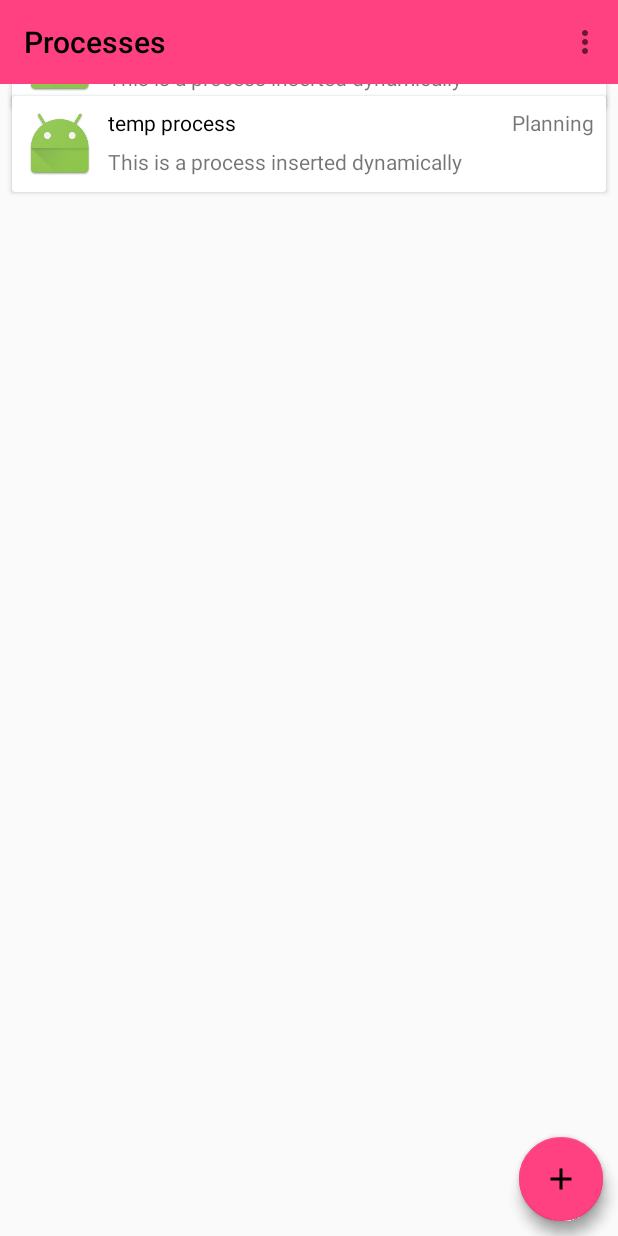
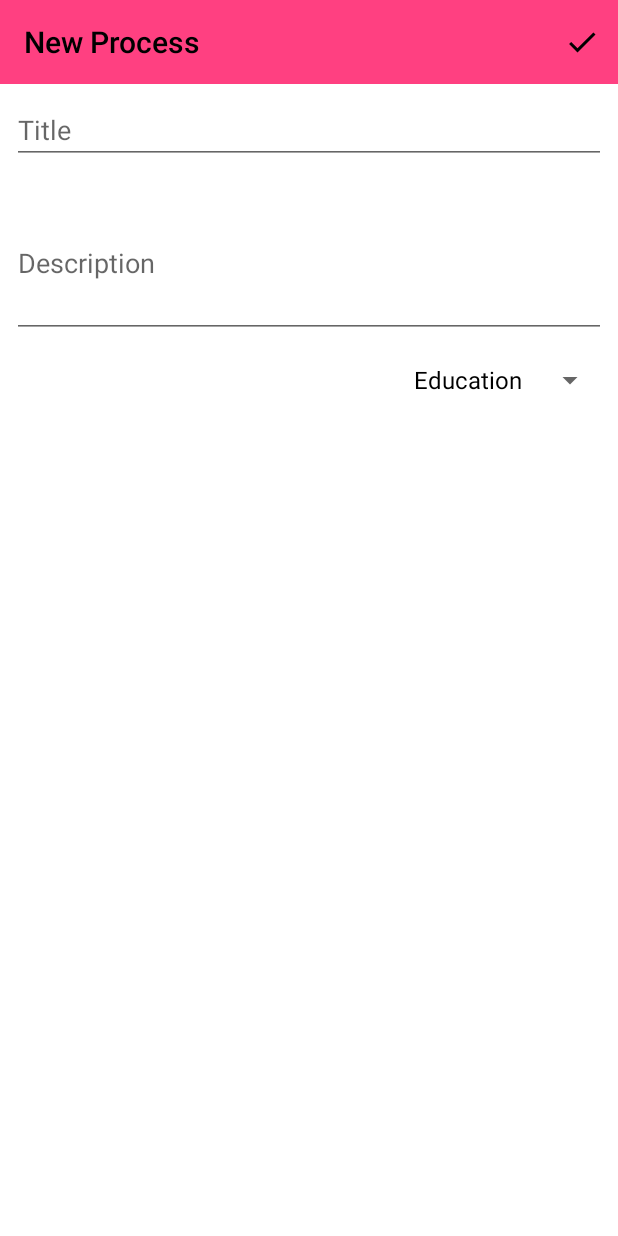
Before and after one commit to MaelstromDrift/ppm, an Android app: the fragment ProcessListFragment placed in its activity, after a tap on an icon or button, on a phone screen of 412 x 824 dp. Run offline under Robolectric (Android 15) with nearby library versions, the phone set to English and light mode, and no system bars.

Commit message:
Created the initial process creation dialog.

```diff
--- a/app/src/main/AndroidManifest.xml
+++ b/app/src/main/AndroidManifest.xml
@@ -18,10 +18,6 @@
                 <category android:name="android.intent.category.LAUNCHER" />
             </intent-filter>
         </activity>
-        <activity android:name=".activities.CreateProcessActivity"
-            android:label="New Process"
-            android:theme="@style/AppTheme">
-        </activity>
     </application>
 
 </manifest>
--- a/app/src/main/java/edu/txstate/mjg/ppm/MainActivity.java
+++ b/app/src/main/java/edu/txstate/mjg/ppm/MainActivity.java
@@ -1,5 +1,7 @@
 package edu.txstate.mjg.ppm;
 
+import android.app.FragmentManager;
+import android.app.FragmentTransaction;
 import android.os.Bundle;
 import android.support.v4.widget.DrawerLayout;
 import android.support.v7.app.ActionBarDrawerToggle;
@@ -11,6 +13,8 @@ import android.view.MenuItem;
 import android.widget.AdapterView;
 import android.widget.ArrayAdapter;
 import android.widget.ListView;
+
+import edu.txstate.mjg.ppm.fragments.CreateProcessDialog;
 
 public class MainActivity extends AppCompatActivity {
 
@@ -68,6 +72,8 @@ public class MainActivity extends AppCompatActivity {
         };
         mDrawerLayout.setDrawerListener(mDrawerToggle);
     }
+
+
     @Override
     public boolean onPrepareOptionsMenu(Menu menu) {
         return super.onPrepareOptionsMenu(menu);
--- a/app/src/main/java/edu/txstate/mjg/ppm/activities/ProcessCardAdapter.java
+++ b/app/src/main/java/edu/txstate/mjg/ppm/activities/ProcessCardAdapter.java
@@ -46,17 +46,7 @@ public class ProcessCardAdapter extends RecyclerView.Adapter<ProcessCardAdapter.
 
         TextView processStatus = viewHolder.status;
 
-        //Determine what status text to display
-        switch(process.getState()) {
-            case PROCESS_PLANNING:
-                processStatus.setText("Planning");
-                break;
-            case PROCESS_INPROGRESS:
-                processStatus.setText("In-Progress");
-                break;
-            case PROCESS_COMPLETED:
-                processStatus.setText("Completed");
-        }
+        processStatus.setText(process.getCategory().name());
     }
 
     @Override
--- /dev/null
+++ b/app/src/main/java/edu/txstate/mjg/ppm/fragments/CreateProcessDialog.java
@@ -0,0 +1,101 @@
+package edu.txstate.mjg.ppm.fragments;
+
+import android.app.Dialog;
+import android.content.Context;
+import android.database.sqlite.SQLiteDatabase;
+import android.os.Bundle;
+import android.app.DialogFragment;
+import android.support.v7.widget.Toolbar;
+import android.view.LayoutInflater;
+import android.view.MenuItem;
+import android.view.View;
+import android.view.ViewGroup;
+import android.view.inputmethod.InputMethodManager;
+import android.widget.ArrayAdapter;
+import android.widget.EditText;
+import android.widget.Spinner;
+
+import edu.txstate.mjg.ppm.R;
+import edu.txstate.mjg.ppm.sql.SQLUtils;
+import edu.txstate.mjg.ppm.sql.SQLiteDBHelper;
+import edu.txstate.mjg.ppm.core.Process;
+
+public class CreateProcessDialog extends DialogFragment {
+
+    Toolbar toolbar;
+    EditText title;
+    EditText description;
+
+    Spinner categories;
+
+    SQLiteDatabase db;
+    SQLiteDBHelper sqLiteDBHelper;
+
+    @Override
+    public void onActivityCreated(Bundle savedInstanceState) {
+        super.onActivityCreated(savedInstanceState);
+
+        setHasOptionsMenu(true);
+    }
+
+    @Override
+    public View onCreateView(LayoutInflater inflater, ViewGroup container, Bundle savedInstanceState) {
+        final View view = inflater.inflate(R.layout.dialog_process_create, container, false);
+
+        sqLiteDBHelper = new SQLiteDBHelper(view.getContext());
+
+        db = sqLiteDBHelper.getWritableDatabase();
+
+        toolbar = (Toolbar) view.findViewById(R.id.create_process_toolbar);
+        title = (EditText) view.findViewById(R.id.create_process_title);
+        description = (EditText) view.findViewById(R.id.create_process_description);
+        categories = (Spinner) view.findViewById(R.id.process_create_spinner);
+
+        ArrayAdapter<CharSequence> adapter = ArrayAdapter.createFromResource(view.getContext(), R.array.categories_array, android.R.layout.simple_spinner_item);
+
+        adapter.setDropDownViewResource(android.R.layout.simple_spinner_dropdown_item);
+
+        categories.setAdapter(adapter);
+
+        toolbar.setTitle("New Process");
+        toolbar.inflateMenu(R.menu.menu_create_process);
+
+        toolbar.setOnMenuItemClickListener(new Toolbar.OnMenuItemClickListener() {
+            @Override
+            public boolean onMenuItemClick(MenuItem item) {
+                if (item.getItemId() == R.id.action_submit_process) {
+                    if(checkValidInput()) {
+                        SQLUtils.insertProcess(db,  new Process(title.getText().toString().trim(), description.getText().toString().trim(), categories.getSelectedItem().toString(), 0));
+                        ((InputMethodManager)view.getContext().getSystemService(Context.INPUT_METHOD_SERVICE)).hideSoftInputFromWindow(view.getWindowToken(), 0);
+                        dismiss();
+                        ((ProcessListFragment) getFragmentManager().findFragmentById(R.id.process_list_fragment)).refreshProcesses();
+                    }
+                }
+                return true;
+            }
+        });
+
+        return view;
+    }
+
+    private boolean checkValidInput() {
+        boolean valid = true;
+        if((title.getText().toString().trim().isEmpty())) {
+            valid = false;
+           //create toast message saying invalid title;
+        }
+        if((description.getText().toString().trim().isEmpty())) {
+            valid = false;
+            //create toast message saying invalid description;
+        }
+        return valid;
+    }
+
+    @Override
+    public void onDestroy() {
+        super.onDestroy();
+
+        db.close();
+        sqLiteDBHelper.close();
+    }
+}
--- a/app/src/main/java/edu/txstate/mjg/ppm/fragments/ProcessListFragment.java
+++ b/app/src/main/java/edu/txstate/mjg/ppm/fragments/ProcessListFragment.java
@@ -4,8 +4,11 @@ import android.app.Fragment;
 import android.database.sqlite.SQLiteDatabase;
 import android.os.Bundle;
 import android.support.design.widget.FloatingActionButton;
+import android.app.FragmentManager;
+import android.app.FragmentTransaction;
 import android.support.v7.widget.LinearLayoutManager;
 import android.support.v7.widget.RecyclerView;
+import android.util.Log;
 import android.view.LayoutInflater;
 import android.view.View;
 import android.view.ViewGroup;
@@ -19,16 +22,12 @@ import edu.txstate.mjg.ppm.sql.SQLUtils;
 import edu.txstate.mjg.ppm.sql.SQLiteDBHelper;
 
 public class ProcessListFragment extends Fragment {
+
     ArrayList<Process> mProcessList;
     SQLiteDatabase db;
     SQLiteDBHelper dbHelper;
-    @Override
-    public void onCreate(Bundle savedInstanceState) {
-        super.onCreate(savedInstanceState);
+    ProcessCardAdapter processCardAdapter;
 
-
-        //createDummyData(new Random().nextInt(100));
-    }
     @Override
     public View onCreateView(LayoutInflater layoutInflater, ViewGroup container, Bundle savedInstanceState) {
         View view = layoutInflater.inflate(R.layout.process_list_view, container, false);
@@ -41,7 +40,7 @@ public class ProcessListFragment extends Fragment {
 
         mProcessList = SQLUtils.getAllProcesses(db);
 
-        ProcessCardAdapter processCardAdapter = new ProcessCardAdapter(view.getContext(), mProcessList);
+        processCardAdapter = new ProcessCardAdapter(view.getContext(), mProcessList);
 
         processRecycler.setAdapter(processCardAdapter);
         processRecycler.setLayoutManager(new LinearLayoutManager(view.getContext()));
@@ -50,26 +49,45 @@ public class ProcessListFragment extends Fragment {
         fab.setOnClickListener(new View.OnClickListener() {
             @Override
             public void onClick(View view) {
-//                Intent createProcessIntent = new Intent(view.getContext(), CreateProcessActivity.class);
-//                view.getContext().startActivity(createProcessIntent);
-//                mProcessList.add(new Process());
-//                mProcessList.get(mProcessList.size()-1).setTitle(Integer.toString(mProcessList.size()-1));
-                Process newProcess =  new Process("temp process", "This is a process inserted dynamically", "fitness", 0);
-                SQLUtils.insertProcess(db, newProcess);
-                refreshProcesses();
-                processRecycler.getAdapter().notifyDataSetChanged();
+                showDialog();
+                //refreshProcesses();
+             //   processRecycler.getAdapter().notifyDataSetChanged();
             }
         });
         return view;
     }
 
-    private void refreshProcesses() {
-        mProcessList = SQLUtils.getAllProcesses(db);
+    public void showDialog() {
+        FragmentManager fragmentManager = getFragmentManager();
+        CreateProcessDialog newFragment = new CreateProcessDialog();
+
+        //if (mIsLargeLayout) {
+       // newFragment.show(getFragmentManager(), "dialog");
+        //   } else {
+        FragmentTransaction transaction = fragmentManager.beginTransaction();
+        transaction.setTransition(FragmentTransaction.TRANSIT_FRAGMENT_OPEN);
+
+        transaction.add(android.R.id.content, newFragment).addToBackStack(null).commit();
+        // }
     }
+
+    public void refreshProcesses() {
+        mProcessList.clear();
+        mProcessList.addAll(SQLUtils.getAllProcesses(db));
+    }
+
     @Override
     public void onStart() {
         super.onStart();
 
+    }
+
+    @Override
+    public void onDestroy() {
+        super.onDestroy();
+
+        db.close();
+        dbHelper.close();
     }
 
     private void createDummyData(int numOfProcesses) {
--- a/app/src/main/java/edu/txstate/mjg/ppm/sql/SQLUtils.java
+++ b/app/src/main/java/edu/txstate/mjg/ppm/sql/SQLUtils.java
@@ -66,7 +66,7 @@ public class SQLUtils {
             ProcessEntry._ID,
             ProcessEntry.COLUMN_PROCESS_TITLE,
             ProcessEntry.COLUMN_PROCESS_DESCRIPTION,
-            ProcessEntry.COLUMN_PROCESS_LINKED_TASKS
+            ProcessEntry.COLUMN_PROCESS_CATEGORY
         };
 
         //Query the database for all entries
@@ -76,7 +76,7 @@ public class SQLUtils {
         while(cursor.moveToNext()) {
             processes.add(new Process(cursor.getString(cursor.getColumnIndexOrThrow(ProcessEntry.COLUMN_PROCESS_TITLE)),
                     cursor.getString(cursor.getColumnIndexOrThrow(ProcessEntry.COLUMN_PROCESS_DESCRIPTION)),
-                    "fitness", 0));
+                    cursor.getString(cursor.getColumnIndexOrThrow(ProcessEntry.COLUMN_PROCESS_CATEGORY)), 0));
         }
         cursor.close();
         return processes;
--- /dev/null
+++ b/app/src/main/res/layout/dialog_process_create.xml
@@ -0,0 +1,44 @@
+<?xml version="1.0" encoding="utf-8"?>
+<LinearLayout
+    xmlns:android="http://schemas.android.com/apk/res/android"
+    android:orientation="vertical"
+    android:layout_width="match_parent"
+    android:layout_height="match_parent"
+    android:background="@color/cardview_light_background">
+
+    <android.support.v7.widget.Toolbar
+        android:id="@+id/create_process_toolbar"
+        android:minHeight="?attr/actionBarSize"
+        android:layout_height="wrap_content"
+        android:layout_width="match_parent"
+        android:background="?attr/colorPrimary"/>
+
+    <LinearLayout
+        android:orientation="vertical"
+        android:layout_width="match_parent"
+        android:layout_height="match_parent">
+
+        <EditText
+            android:id="@+id/create_process_title"
+            android:layout_height="wrap_content"
+            android:layout_width="match_parent"
+            android:layout_margin="8dp"
+            android:hint = "Title"
+            />
+
+        <EditText
+            android:id="@+id/create_process_description"
+            android:layout_width="match_parent"
+            android:layout_height="100dp"
+            android:layout_margin="8dp"
+            android:hint="Description" />
+
+        <Spinner
+            android:id="@+id/process_create_spinner"
+            android:layout_width="wrap_content"
+            android:layout_height="wrap_content"
+            android:layout_gravity="right"
+            android:layout_margin="8dp"
+            android:hint="Category"/>
+    </LinearLayout>
+</LinearLayout>
--- a/app/src/main/res/values/strings.xml
+++ b/app/src/main/res/values/strings.xml
@@ -11,6 +11,9 @@
 
     <string name="drawer_open">Drawer Opened</string>
     <string name="drawer_close">Drawer Closed</string>
+
+    <string name="dialog_create_process">New Process</string>
+
     <string-array name="navigation_drawer_values">
         <item>All Processes</item>
         <item>Incomplete Processes</item>
```
Also changed, not shown: app/src/main/java/edu/txstate/mjg/ppm/activities/CreateProcessActivity.java (deleted, +0 -69 lines), app/src/main/java/edu/txstate/mjg/ppm/core/Process.java (+5 -4 lines), app/src/main/res/layout/create_process.xml (deleted, +0 -49 lines).
